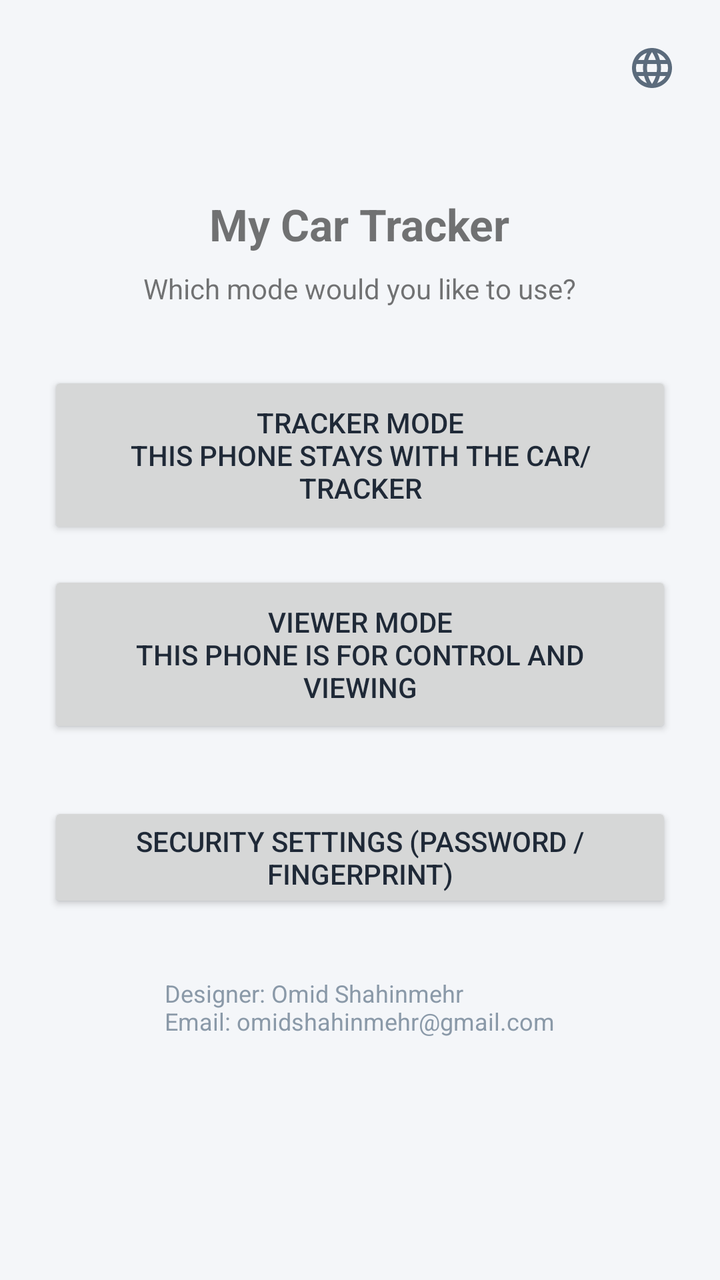
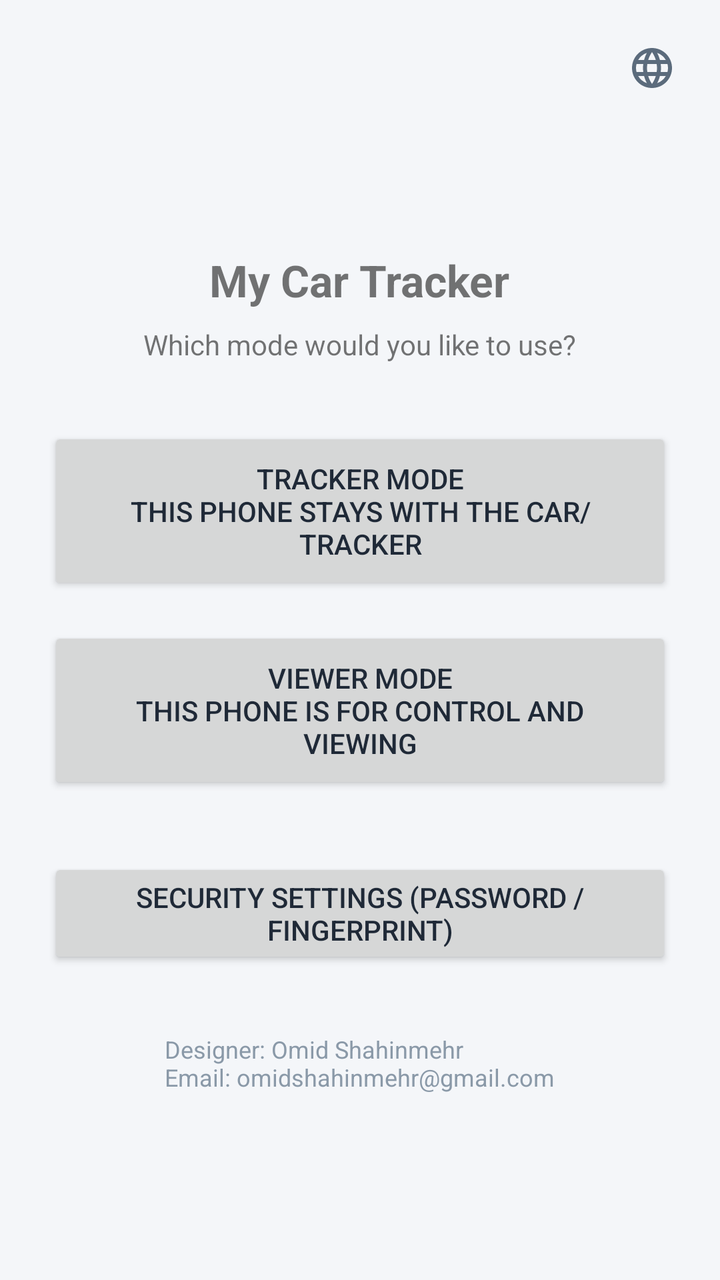

An Android layout rendered at two revisions. The XML below is the earlier revision; the diff shows what the commit changed to produce the second picture.
<!-- AndroidManifest.xml: application theme Theme.App -->
<!-- res/layout/activity_mode_selection.xml -->
<?xml version="1.0" encoding="utf-8"?>
<FrameLayout xmlns:android="http://schemas.android.com/apk/res/android"
    android:layout_width="match_parent"
    android:layout_height="match_parent">

    <ImageButton
        android:id="@+id/languageButton"
        android:layout_width="44dp"
        android:layout_height="44dp"
        android:layout_gravity="top|end"
        android:layout_margin="12dp"
        android:background="?attr/selectableItemBackgroundBorderless"
        android:contentDescription="@string/language_button_description"
        android:padding="8dp"
        android:src="@drawable/ic_language" />

    <ScrollView
        android:layout_width="match_parent"
        android:layout_height="match_parent"
        android:fillViewport="true">

        <LinearLayout
            android:layout_width="match_parent"
            android:layout_height="match_parent"
            android:orientation="vertical"
            android:gravity="center"
            android:padding="24dp">

            <TextView
                android:layout_width="wrap_content"
                android:layout_height="wrap_content"
                android:text="@string/app_name"
                android:textSize="22sp"
                android:textStyle="bold"
                android:paddingBottom="8dp" />

            <TextView
                android:layout_width="wrap_content"
                android:layout_height="wrap_content"
                android:text="@string/mode_selection_subtitle"
                android:paddingBottom="32dp" />

            <Button
                android:id="@+id/trackerModeButton"
                android:layout_width="match_parent"
                android:layout_height="wrap_content"
                android:padding="16dp"
                android:text="@string/mode_selection_tracker_button" />

            <Button
                android:id="@+id/viewerModeButton"
                android:layout_width="match_parent"
                android:layout_height="wrap_content"
                android:layout_marginTop="16dp"
                android:padding="16dp"
                android:text="@string/mode_selection_viewer_button" />

            <Button
                android:id="@+id/securitySettingsButton"
                android:layout_width="wrap_content"
                android:layout_height="wrap_content"
                android:layout_marginTop="32dp"
                android:text="@string/mode_selection_security_button" />

            <TextView
                android:layout_width="wrap_content"
                android:layout_height="wrap_content"
                android:layout_marginTop="32dp"
                android:layout_marginBottom="24dp"
                android:text="@string/about_credit"
                android:textColor="@color/color_text_hint"
                android:textSize="12sp" />

        </LinearLayout>

    </ScrollView>

</FrameLayout>
<!-- resources referenced by this layout -->
<resources>
  <color name="color_text_hint">#8A99A8</color>
  <!-- drawable ic_language (drawable) -->
  <?xml version="1.0" encoding="utf-8"?>
  <vector xmlns:android="http://schemas.android.com/apk/res/android"
      android:width="24dp"
      android:height="24dp"
      android:viewportWidth="24"
      android:viewportHeight="24"
      android:tint="?attr/colorControlNormal">
      <path
          android:fillColor="#FF000000"
          android:pathData="M11.99,2C6.47,2 2,6.48 2,12s4.47,10 9.99,10C17.52,22 22,17.52 22,12S17.52,2 11.99,2zM18.92,8h-2.95c-0.32,-1.25 -0.78,-2.45 -1.38,-3.56 1.84,0.63 3.37,1.91 4.33,3.56zM12,4.04c0.83,1.2 1.48,2.53 1.91,3.96h-3.82c0.43,-1.43 1.08,-2.76 1.91,-3.96zM4.26,14C4.1,13.36 4,12.69 4,12s0.1,-1.36 0.26,-2h3.38c-0.08,0.66 -0.14,1.32 -0.14,2 0,0.68 0.06,1.34 0.14,2L4.26,14zM5.08,16h2.95c0.32,1.25 0.78,2.45 1.38,3.56 -1.84,-0.63 -3.37,-1.9 -4.33,-3.56zM8.03,8L5.08,8c0.96,-1.66 2.49,-2.93 4.33,-3.56C8.81,5.55 8.35,6.75 8.03,8zM12,19.96c-0.83,-1.2 -1.48,-2.53 -1.91,-3.96h3.82c-0.43,1.43 -1.08,2.76 -1.91,3.96zM14.34,14L9.66,14c-0.09,-0.66 -0.16,-1.32 -0.16,-2 0,-0.68 0.07,-1.35 0.16,-2h4.68c0.09,0.65 0.16,1.32 0.16,2 0,0.68 -0.07,1.34 -0.16,2zM14.59,19.56c0.6,-1.11 1.06,-2.31 1.38,-3.56h2.95c-0.96,1.65 -2.49,2.93 -4.33,3.56zM16.36,14c0.08,-0.66 0.14,-1.32 0.14,-2 0,-0.68 -0.06,-1.34 -0.14,-2h3.38c0.16,0.64 0.26,1.31 0.26,2s-0.1,1.36 -0.26,2L16.36,14z" />
  </vector>
  <string name="about_credit">Designer: Omid Shahinmehr\nEmail: omidshahinmehr@gmail.com</string>
  <string name="app_name">My Car Tracker</string>
  <string name="language_button_description">Change language</string>
  <string name="mode_selection_security_button">Security settings (password / fingerprint)</string>
  <string name="mode_selection_subtitle">Which mode would you like to use?</string>
  <string name="mode_selection_tracker_button">Tracker mode\nThis phone stays with the car/tracker</string>
  <string name="mode_selection_viewer_button">Viewer mode\nThis phone is for control and viewing</string>
  <style name="Theme.App" parent="Theme.MaterialComponents.DayNight.NoActionBar">
          <item name="colorPrimary">@color/color_primary</item>
          <item name="colorPrimaryDark">@color/color_primary_dark</item>
          <item name="colorAccent">@color/color_accent</item>
          <item name="colorSecondary">@color/color_accent</item>
          <item name="colorControlActivated">@color/color_accent</item>
          <item name="android:colorBackground">@color/color_background</item>
          <item name="android:textColorPrimary">@color/color_text_primary</item>
          <item name="android:textColorSecondary">@color/color_text_secondary</item>
          <item name="materialButtonStyle">@style/Widget.App.Button</item>
          <item name="android:statusBarColor">@color/color_primary_dark</item>
      </style>
  <color name="color_primary">#1E3A5F</color>
  <color name="color_primary_dark">#132A45</color>
  <color name="color_accent">#C9A227</color>
  <color name="color_background">#F4F6F9</color>
  <color name="color_text_primary">#1F2937</color>
  <color name="color_text_secondary">#5B6B7C</color>
  <style name="Widget.App.Button" parent="Widget.MaterialComponents.Button">
          <item name="android:textAllCaps">false</item>
          <item name="android:textSize">15sp</item>
          <item name="android:letterSpacing">0</item>
          <item name="android:paddingTop">12dp</item>
          <item name="android:paddingBottom">12dp</item>
          <item name="cornerRadius">10dp</item>
          <item name="backgroundTint">@color/color_primary</item>
          <item name="android:textColor">@color/color_on_primary</item>
          <item name="rippleColor">@color/color_accent</item>
      </style>
  <color name="color_on_primary">#FFFFFF</color>
</resources>

<!-- the commit's change to res/layout/activity_mode_selection.xml (unified diff, before → after) -->
@@ -1,78 +1,88 @@
 <?xml version="1.0" encoding="utf-8"?>
-<FrameLayout xmlns:android="http://schemas.android.com/apk/res/android"
-    android:layout_width="match_parent"
-    android:layout_height="match_parent">
+<androidx.constraintlayout.widget.ConstraintLayout
+xmlns:android="http://schemas.android.com/apk/res/android"
+xmlns:app="http://schemas.android.com/apk/res-auto"
+android:layout_width="match_parent"
+android:layout_height="match_parent">
 
-    <ImageButton
-        android:id="@+id/languageButton"
-        android:layout_width="44dp"
-        android:layout_height="44dp"
-        android:layout_gravity="top|end"
-        android:layout_margin="12dp"
-        android:background="?attr/selectableItemBackgroundBorderless"
-        android:contentDescription="@string/language_button_description"
-        android:padding="8dp"
-        android:src="@drawable/ic_language" />
 
-    <ScrollView
-        android:layout_width="match_parent"
-        android:layout_height="match_parent"
-        android:fillViewport="true">
+<ImageButton
+android:id="@+id/languageButton"
+android:layout_width="44dp"
+android:layout_height="44dp"
+android:layout_margin="12dp"
+android:background="?attr/selectableItemBackgroundBorderless"
+android:padding="8dp"
+android:src="@drawable/ic_language"
+android:contentDescription="@string/language_button_description"
+app:layout_constraintTop_toTopOf="parent"
+app:layout_constraintEnd_toEndOf="parent" />
 
-        <LinearLayout
-            android:layout_width="match_parent"
-            android:layout_height="match_parent"
-            android:orientation="vertical"
-            android:gravity="center"
-            android:padding="24dp">
 
-            <TextView
-                android:layout_width="wrap_content"
-                android:layout_height="wrap_content"
-                android:text="@string/app_name"
-                android:textSize="22sp"
-                android:textStyle="bold"
-                android:paddingBottom="8dp" />
+<ScrollView
+android:id="@+id/mainScroll"
+android:layout_width="0dp"
+android:layout_height="0dp"
+android:fillViewport="true"
+app:layout_constraintTop_toBottomOf="@id/languageButton"
+app:layout_constraintBottom_toBottomOf="parent"
+app:layout_constraintStart_toStartOf="parent"
+app:layout_constraintEnd_toEndOf="parent">
 
-            <TextView
-                android:layout_width="wrap_content"
-                android:layout_height="wrap_content"
-                android:text="@string/mode_selection_subtitle"
-                android:paddingBottom="32dp" />
+<LinearLayout
+android:layout_width="match_parent"
+android:layout_height="wrap_content"
+android:orientation="vertical"
+android:gravity="center"
+android:padding="24dp">
 
-            <Button
-                android:id="@+id/trackerModeButton"
-                android:layout_width="match_parent"
-                android:layout_height="wrap_content"
-                android:padding="16dp"
-                android:text="@string/mode_selection_tracker_button" />
+<TextView
+android:layout_width="wrap_content"
+android:layout_height="wrap_content"
+android:text="@string/app_name"
+android:textSize="22sp"
+android:textStyle="bold"
+android:paddingBottom="8dp" />
 
-            <Button
-                android:id="@+id/viewerModeButton"
-                android:layout_width="match_parent"
-                android:layout_height="wrap_content"
-                android:layout_marginTop="16dp"
-                android:padding="16dp"
-                android:text="@string/mode_selection_viewer_button" />
+<TextView
+android:layout_width="wrap_content"
+android:layout_height="wrap_content"
+android:text="@string/mode_selection_subtitle"
+android:paddingBottom="32dp" />
 
-            <Button
-                android:id="@+id/securitySettingsButton"
-                android:layout_width="wrap_content"
-                android:layout_height="wrap_content"
-                android:layout_marginTop="32dp"
-                android:text="@string/mode_selection_security_button" />
+<Button
+android:id="@+id/trackerModeButton"
+android:layout_width="match_parent"
+android:layout_height="wrap_content"
+android:padding="16dp"
+android:text="@string/mode_selection_tracker_button" />
 
-            <TextView
-                android:layout_width="wrap_content"
-                android:layout_height="wrap_content"
-                android:layout_marginTop="32dp"
-                android:layout_marginBottom="24dp"
-                android:text="@string/about_credit"
-                android:textColor="@color/color_text_hint"
-                android:textSize="12sp" />
+<Button
+android:id="@+id/viewerModeButton"
+android:layout_width="match_parent"
+android:layout_height="wrap_content"
+android:layout_marginTop="16dp"
+android:padding="16dp"
+android:text="@string/mode_selection_viewer_button" />
 
-        </LinearLayout>
+<Button
+android:id="@+id/securitySettingsButton"
+android:layout_width="wrap_content"
+android:layout_height="wrap_content"
+android:layout_marginTop="32dp"
+android:text="@string/mode_selection_security_button" />
 
-    </ScrollView>
+<TextView
+android:layout_width="wrap_content"
+android:layout_height="wrap_content"
+android:layout_marginTop="32dp"
+android:layout_marginBottom="24dp"
+android:text="@string/about_credit"
+android:textColor="@color/color_text_hint"
+android:textSize="12sp" />
 
-</FrameLayout>
+</LinearLayout>
+
+</ScrollView>
+
+</androidx.constraintlayout.widget.ConstraintLayout>
